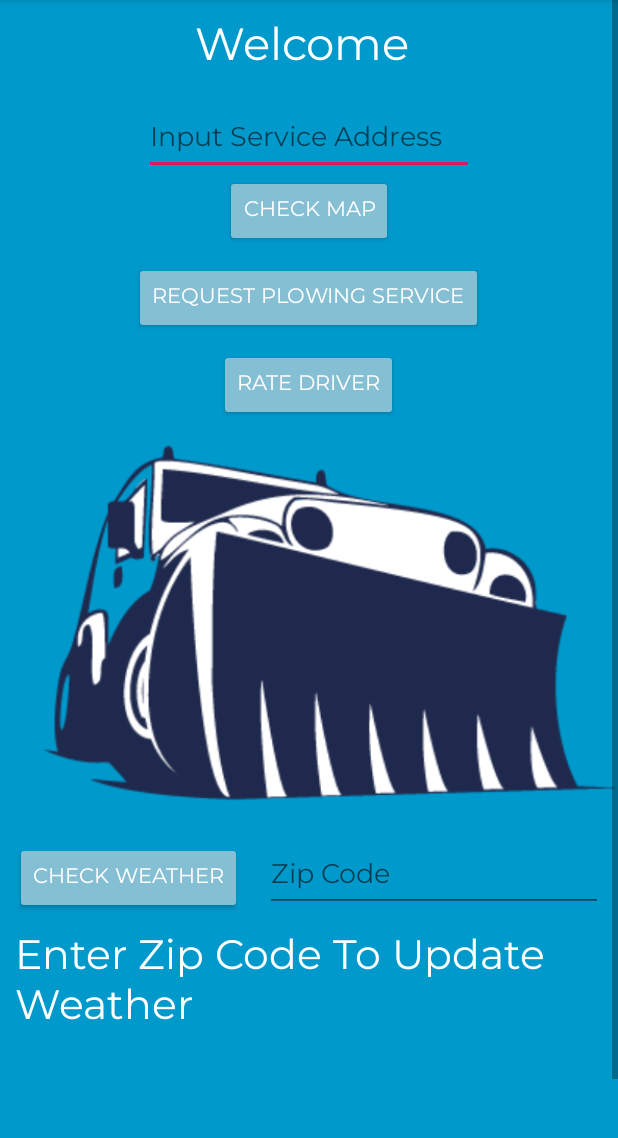
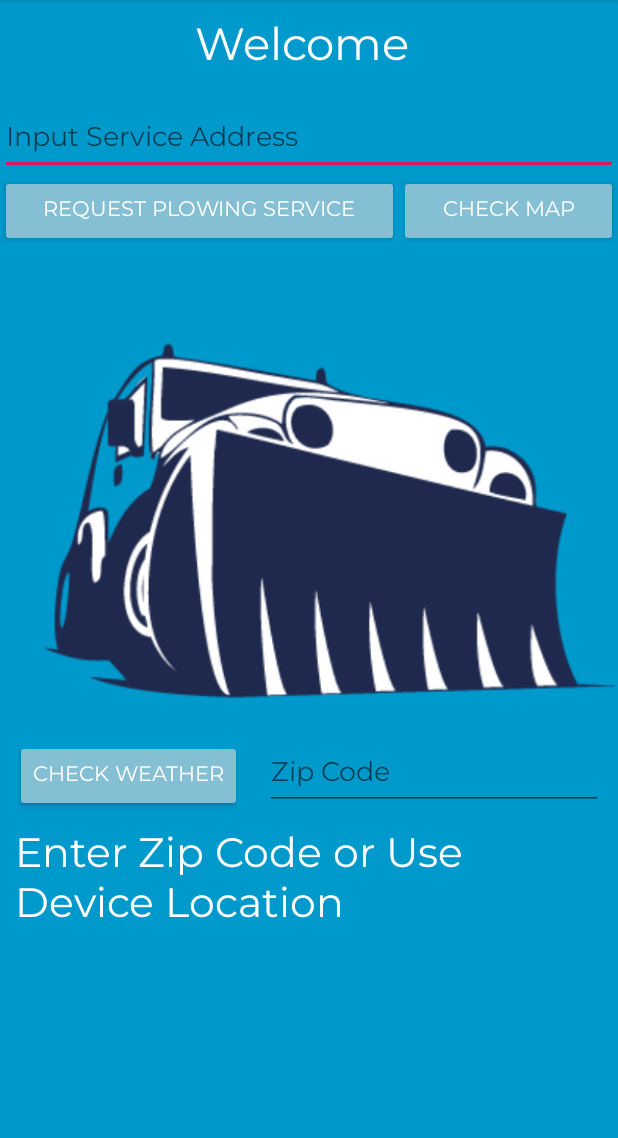
Before and after one commit to mschaller2/Plowed, an Android app: the ClientUserActivity screen opened directly, with no data from a screen before it, on a phone screen of 412 x 824 dp, the part 84-1222 px from its top. Run offline under Robolectric (Android 15) with nearby library versions, the phone set to English and light mode, and no system bars; our stand-ins replace Firebase (no records; nobody signed in at launch, a user with empty details on screens opened directly); libraries missing offline, so code that uses them is left out: com.androdocs.httprequest.

Commit message:
notifs, db, edge cases, UI
Signed-off-by: mschaller2 <37004867+mschaller2@users.noreply.github.com>

```diff
--- a/app/src/main/java/com/example/plowed/ClientUserActivity.java
+++ b/app/src/main/java/com/example/plowed/ClientUserActivity.java
@@ -1,6 +1,8 @@
 package com.example.plowed;
 
 import android.Manifest;
+import android.app.Notification;
+import android.app.PendingIntent;
 import android.content.Context;
 import android.content.Intent;
 import android.content.SharedPreferences;
@@ -22,7 +24,6 @@ import android.view.View;
 import android.view.inputmethod.InputMethodManager;
 import android.widget.Button;
 import android.widget.EditText;
-import android.widget.LinearLayout;
 import android.widget.TextView;
 import android.widget.Toast;
 
@@ -35,7 +36,6 @@ import com.google.firebase.database.DataSnapshot;
 import com.google.firebase.database.DatabaseError;
 import com.google.firebase.database.DatabaseReference;
 import com.google.firebase.database.FirebaseDatabase;
-import com.google.firebase.database.Query;
 import com.google.firebase.database.ValueEventListener;
 
 import java.util.ArrayList;
@@ -45,11 +45,14 @@ import java.util.Locale;
 import androidx.annotation.NonNull;
 import androidx.appcompat.app.AppCompatActivity;
 import androidx.core.app.ActivityCompat;
+import androidx.core.app.NotificationCompat;
 import androidx.core.app.NotificationManagerCompat;
 import androidx.core.content.ContextCompat;
 
 import org.json.JSONException;
 import org.json.JSONObject;
+
+import static com.example.plowed.App.CHANNEL_1_ID;
 
 public class ClientUserActivity extends AppCompatActivity {
     private static final String ZIP_REGEX ="^\\d{5}$";
@@ -59,11 +62,9 @@ public class ClientUserActivity extends AppCompatActivity {
     TextView current_weather;
     Button toMap;
     Button goToDriver;
-    Button rateDriverButton;
     EditText address;
     EditText zipCodeIn;
-//    LinearLayout mainLayout;
-Button checkWeather;
+    Button checkWeather;
 
     private NotificationManagerCompat notificationManager;
     private static final int LOGOUT = 2;
@@ -91,13 +92,8 @@ Button checkWeather;
         current_weather= (TextView) findViewById(R.id.current_weather);
         pref = getSharedPreferences("com.example.plowed", Context.MODE_PRIVATE);
         goToDriver = (Button) findViewById(R.id.goToDriver);
-        rateDriverButton = (Button) findViewById(R.id.rateDriverButton);
-//        mainLayout = (LinearLayout)findViewById(R.id.linearLayoutMain);
-//
-//        InputMethodManager imm = (InputMethodManager)getSystemService(Context.INPUT_METHOD_SERVICE);
-//        imm.hideSoftInputFromWindow(mainLayout.getWindowToken(), 0);
+        notificationManager = NotificationManagerCompat.from(this);
         checkWeather = (Button) findViewById(R.id.check_Weather);
-//        zipCodeIn.requestFocus();
 
         zipCodeIn.addTextChangedListener(new TextWatcher() {
             @Override
@@ -141,18 +137,35 @@ Button checkWeather;
         }
         userConfig();
     }
-//    public void onClick(View v) {
-//        switch (v.getId()) {
-//            case R.id.check_Weather:
-//                hideKeybaord(v);
-//                break;
-//        }
-//    }
-//    private void hideKeybaord(View v) {
-//        InputMethodManager inputMethodManager = (InputMethodManager)getSystemService(INPUT_METHOD_SERVICE);
-//        inputMethodManager.hideSoftInputFromWindow(v.getApplicationWindowToken(),0);
-//    }
+    private void listenForListings(){
+        DatabaseReference db = FirebaseDatabase.getInstance().getReference().child("assignments");
+        db.addValueEventListener(new ValueEventListener() {
+            @Override
+            public void onDataChange(@NonNull DataSnapshot dataSnapshot) {
+                if (dataSnapshot.exists()) sendNotification();
+            }
 
+            @Override
+            public void onCancelled(@NonNull DatabaseError databaseError) {
+
+            }
+        });
+    }
+    public void sendNotification(){
+        Intent activityIntent = new Intent(this, Listings.class);
+        PendingIntent contentIntent = PendingIntent.getActivity(this, 0, activityIntent, PendingIntent.FLAG_UPDATE_CURRENT);
+        Notification notification = new NotificationCompat.Builder(this, CHANNEL_1_ID)
+                .setSmallIcon(R.drawable.logo)
+                .setContentTitle("Plowing Request Listed")
+                .setContentText("Tap to review new listing!")
+                .setPriority(NotificationCompat.PRIORITY_HIGH)
+                .setCategory(NotificationCompat.CATEGORY_MESSAGE)
+                .setContentIntent(contentIntent)
+                .setAutoCancel(true)
+                .setOnlyAlertOnce(true)
+                .build();
+        notificationManager.notify(1, notification);
+    }
     private void userConfig(){
         // may be empty
         if (mUser.getDisplayName() != null){
@@ -162,25 +175,45 @@ Button checkWeather;
             test.addValueEventListener(new ValueEventListener() {
                 @Override
                 public void onDataChange(@NonNull DataSnapshot dataSnapshot) {
+                    for (DataSnapshot driver : dataSnapshot.getChildren()){
+                        if (driver.getKey().equals(mUser.getDisplayName())) {
+                            goToDriver.setVisibility(View.VISIBLE);
+                            listenForListings();
+                            for (DataSnapshot ratingsList: driver.getChildren()){
+                                ArrayList<Integer> ratingValues = new ArrayList<>();
+                                ratings = new Intent(getApplicationContext(), Listings.class);
+                                for (DataSnapshot rating : ratingsList.getChildren()){
+                                    ratingValues.add(Integer.parseInt(rating.getValue().toString()));
+                                }
+                                ratings.putExtra("ratings", ratingValues);
+
+                            }
+                        }else{
+                            goToDriver.setVisibility(View.INVISIBLE);
+                        }
+                    }
+                }
+                    /*
                     for (DataSnapshot drivers : dataSnapshot.getChildren()){
                         for (DataSnapshot driver : drivers.getChildren()){
-                            if (driver.getValue().toString().equals(mUser.getDisplayName())){
-                                goToDriver.setVisibility(View.VISIBLE);
-                                if (driver.getKey().equals("Ratings")){
-                                    ratings = new Intent(getApplicationContext(), Listings.class);
-                                    ArrayList<String> ratingValues = new ArrayList<>();
-                                    for (DataSnapshot rating : driver.getChildren()){
-                                        ratingValues.add(rating.getValue().toString());
-                                    }
-                                    ratings.putExtra("ratings",ratings);
+                            if (driver.getKey().equals("Ratings")){
+                                ArrayList<Integer> ratingValues = new ArrayList<>();
+                                ratings = new Intent(getApplicationContext(), Listings.class);
+                                for (DataSnapshot rating : driver.getChildren()){
+                                    ratingValues.add(Integer.parseInt(rating.getValue().toString()));
                                 }
+                                ratings.putExtra("ratings", ratingValues);
                             }else{
-                                goToDriver.setVisibility(View.INVISIBLE);
+                                if (driver.getValue().toString().equals(mUser.getDisplayName())){
+                                    goToDriver.setVisibility(View.VISIBLE);
+                                }else{
+                                    goToDriver.setVisibility(View.INVISIBLE);
+                                }
                             }
                         }
 
                     }
-                }
+                     */
                 @Override
                 public void onCancelled(@NonNull DatabaseError databaseError) {
 
@@ -219,8 +252,6 @@ Button checkWeather;
         }
 
     }
-
-    public void goToDriverRating(View view){ startActivity(new Intent(this, DriverReview.class)); }
 
     // Menu callbacks
     @Override
@@ -327,36 +358,6 @@ Button checkWeather;
     }
     // END WEATHER
 
-    // NOTIFS TODO
-    /*
-    public void sendNotification(View v){
-        //String title = editTextTitle.getText().toString();
-        //String message = editTextMessage.getText().toString();
-
-        Intent activityIntent = new Intent(this, ClientUserActivity.class);
-        PendingIntent contentIntent = PendingIntent.getActivity(this, 0, activityIntent, 0);
-
-        Intent broadcastIntent = new Intent(this, NotificationReceiver.class);
-        //broadcastIntent.putExtra("toastMessage", message);
-        PendingIntent actionIntent = PendingIntent.getBroadcast(this, 0, broadcastIntent, PendingIntent.FLAG_UPDATE_CURRENT);
-
-        Notification notification = new NotificationCompat.Builder(this, CHANNEL_1_ID)
-                .setSmallIcon(R.drawable.ic_chat_black_24dp)
-                //.setContentTitle(title)
-                //.setContentText(message)
-                .setPriority(NotificationCompat.PRIORITY_HIGH)
-                .setCategory(NotificationCompat.CATEGORY_MESSAGE)
-                .setColor(Color.BLUE)
-                .setContentIntent(contentIntent)
-                .setAutoCancel(true)
-                .setOnlyAlertOnce(true)
-                .addAction(R.mipmap.ic_launcher, "Toast", actionIntent)
-                .build();
-
-        notificationManager.notify(1, notification);
-    }
-     */
-
 
 
 }
--- a/app/src/main/java/com/example/plowed/HandlePayment.java
+++ b/app/src/main/java/com/example/plowed/HandlePayment.java
@@ -265,7 +265,7 @@ public class HandlePayment extends AppCompatActivity {
                         .setPositiveButton("OK", new DialogInterface.OnClickListener() {
                             @Override
                             public void onClick(DialogInterface dialog, int which) {
-                                startActivity(new Intent(getApplicationContext(), ClientUserActivity.class));
+                                startActivity(new Intent(getApplicationContext(), RequestService.class));
                             }
                         })
                         .create()
--- a/app/src/main/java/com/example/plowed/LoginUIActivity.java
+++ b/app/src/main/java/com/example/plowed/LoginUIActivity.java
@@ -8,7 +8,6 @@ import android.os.Bundle;
 import android.util.Log;
 import android.widget.Toast;
 
-import com.firebase.ui.auth.AuthMethodPickerLayout;
 import com.firebase.ui.auth.AuthUI;
 import com.firebase.ui.auth.IdpResponse;
 import com.google.android.gms.tasks.OnCompleteListener;
--- a/app/src/main/java/com/example/plowed/MapsActivity.java
+++ b/app/src/main/java/com/example/plowed/MapsActivity.java
@@ -40,7 +40,6 @@ public class MapsActivity extends FragmentActivity implements OnMapReadyCallback
         }else{
             Log.e("onCreate MapsActivity", "mapFragment null");
         }
-
     }
     public void updateLocationInfo(GoogleMap mMap){
         Location location;
--- a/app/src/main/java/com/example/plowed/User.java
+++ b/app/src/main/java/com/example/plowed/User.java
@@ -5,12 +5,14 @@ public class User {
     private String email;
     private String phone;
     private String address;
+    private String uID;
     public User(){}
-    public User(String name, String email, String phone, String address){
+    public User(String name, String email, String phone, String address, String uID){
         this.name = name;
         this.email = email;
         this.phone = phone;
         this.address = address;
+        this.uID = uID;
     }
     public String getAddress(){ return this.address; }
     public void setAddress(String address){ this.address = address; }
@@ -32,5 +34,7 @@ public class User {
     public void setPhone(String phone){
         this.phone = phone;
     }
+    public String getuID() { return uID; }
+    public void setuID(String uID){ this.uID = uID; }
 
 }
--- a/app/src/main/res/layout/user_menu.xml
+++ b/app/src/main/res/layout/user_menu.xml
@@ -31,7 +31,7 @@
 
             <EditText
                 android:id="@+id/address"
-                android:layout_width="wrap_content"
+                android:layout_width="match_parent"
                 android:layout_height="wrap_content"
                 android:layout_gravity="center"
                 android:ems="10"
@@ -40,23 +40,17 @@
                 android:inputType="textPostalAddress"
                 android:textColor="@android:color/white" />
 
-            <Button
-                android:id="@+id/toMap"
-                android:layout_width="wrap_content"
-                android:layout_height="wrap_content"
-                android:layout_gravity="center"
-                android:fontFamily="@font/montserrat"
-                android:onClick="goToMap"
-                android:text="Check Map"
-                android:backgroundTint="#85bfd4"
-                android:textColor="@android:color/white" />
+            <LinearLayout
+                android:layout_width="match_parent"
+                android:layout_height="match_parent"
+                android:orientation="horizontal">
 
                 <Button
                     android:id="@+id/confirm"
                     android:layout_width="wrap_content"
                     android:layout_height="wrap_content"
                     android:layout_gravity="center"
-                android:layout_marginTop="10dp"
+                    android:layout_weight="0.5"
                     android:backgroundTint="#85bfd4"
                     android:fontFamily="@font/montserrat"
                     android:onClick="goToRequestService"
@@ -64,16 +58,28 @@
                     android:textColor="@android:color/white" />
 
                 <Button
-                android:id="@+id/rateDriverButton"
+                    android:id="@+id/toMap"
+                    android:layout_width="wrap_content"
+                    android:layout_height="wrap_content"
+                    android:layout_weight="0.5"
+                    android:backgroundTint="#85bfd4"
+                    android:fontFamily="@font/montserrat"
+                    android:onClick="goToMap"
+                    android:text="Check Map"
+                    android:textColor="@android:color/white" />
+            </LinearLayout>
+
+            <Button
+                android:id="@+id/goToDriver"
                 android:layout_width="wrap_content"
                 android:layout_height="wrap_content"
                 android:layout_gravity="center"
-                android:layout_marginTop="10dp"
                 android:backgroundTint="#85bfd4"
                 android:fontFamily="@font/montserrat"
-                android:onClick="goToDriverRating"
-                android:text="Rate Driver"
-                android:textColor="@android:color/white" />
+                android:onClick="goToDriverListings"
+                android:text="See Listed Requests"
+                android:textColor="@android:color/white"
+                android:visibility="invisible" />
 
             <ImageView
                 android:id="@+id/imageView2"
@@ -119,10 +125,10 @@
                 android:layout_width="wrap_content"
                 android:layout_height="wrap_content"
                 android:layout_marginLeft="10dp"
+                android:layout_marginRight="10dp"
                 android:layout_marginTop="10dp"
-                android:layout_marginRight="10dp"
                 android:fontFamily="@font/montserrat"
-                android:text="Enter Zip Code To Update Weather"
+                android:text="Enter Zip Code or Use Device Location"
                 android:textColor="@android:color/white"
                 android:textSize="27dp" />
 
@@ -148,17 +154,6 @@
                 android:textColor="@android:color/white"
                 android:textSize="27dp" />
 
-            <Button
-                android:id="@+id/goToDriver"
-                android:layout_width="wrap_content"
-                android:layout_height="wrap_content"
-                android:layout_gravity="center"
-                android:backgroundTint="#85bfd4"
-                android:fontFamily="@font/montserrat"
-                android:onClick="goToDriverListings"
-                android:text="Temp Go To Driver Listings"
-                android:textColor="@android:color/white"
-                android:visibility="invisible" />
         </LinearLayout>
     </ScrollView>
 
```
Also changed, not shown: app/src/main/java/com/example/plowed/DriverReview.java (+33 -16 lines), app/src/main/java/com/example/plowed/Listings.java (+34 -9 lines), app/src/main/java/com/example/plowed/RequestService.java (+48 -4 lines), app/src/main/res/layout/activity_request_service.xml (+39 -31 lines), app/src/main/res/layout/driver_review_activity.xml (+25 -13 lines). Lines whose indentation alone changed are shown as unchanged.
